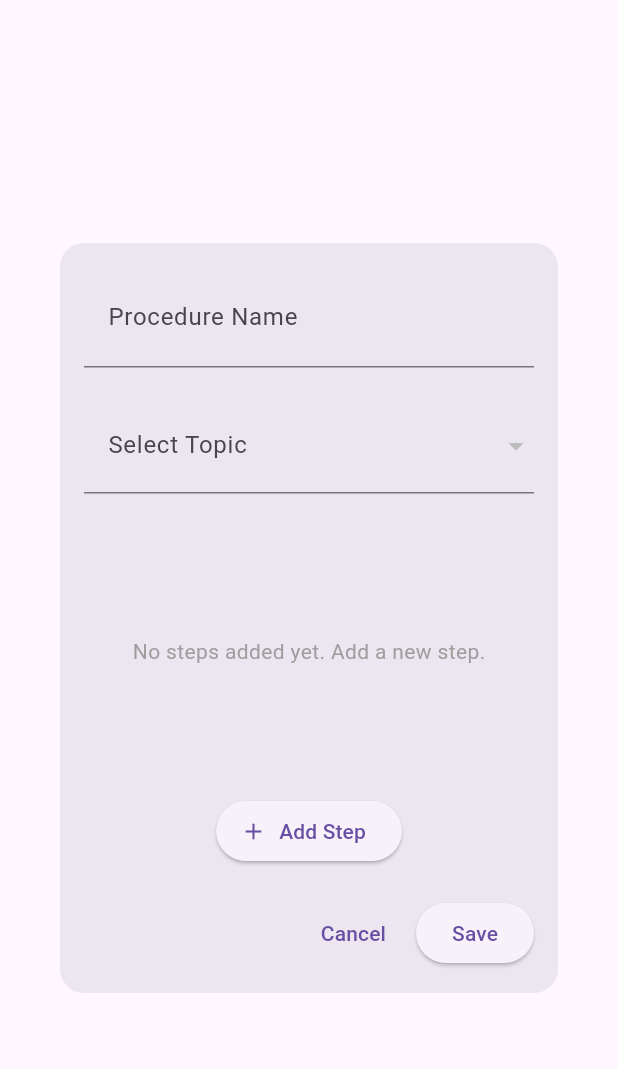
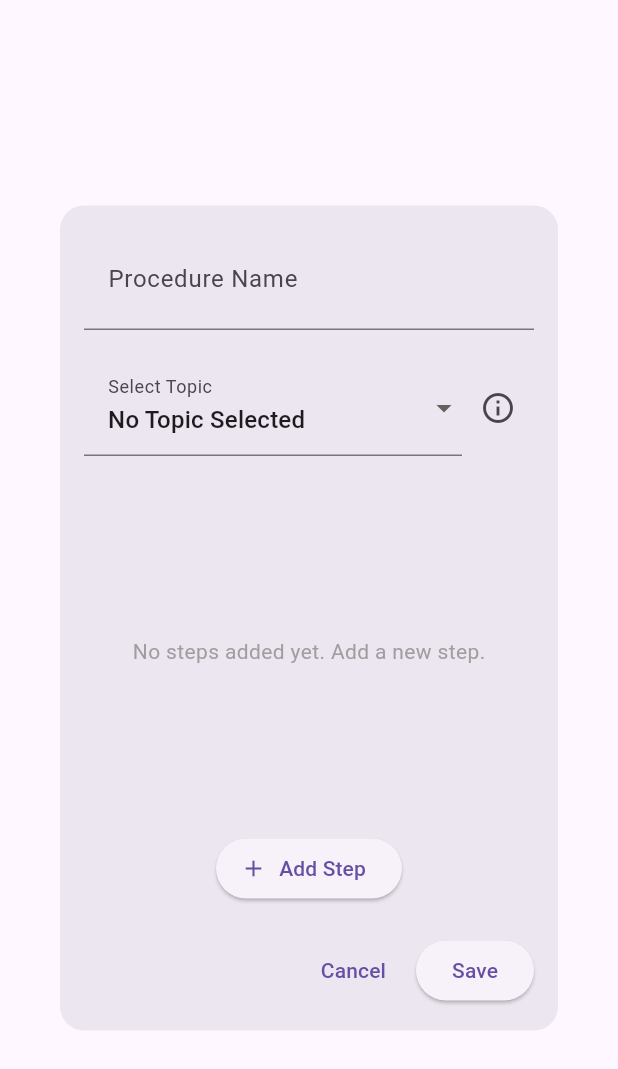
Before and after one commit to isheikh8492/MIFtek_Assist, a Flutter app: the AddProcedureDialog widget shown alone on an empty page, opened directly with empty values, on a phone screen of 412 x 824 dp. Shown: the top 1069 px of the screen. Run offline on Flutter 3.47's test engine with Material 3 defaults, Android fonts, the phone set to English and light mode, and no system bars.

Commit message:
add new procedure + with topic allocation

```diff
--- a/lib/models/precudure.dart
+++ b/lib/models/precudure.dart
@@ -3,12 +3,12 @@ class Procedure {
   int id;
   String title;
   List<String> steps;
-  int topicId; // Add the Topic reference
+  int? topicId; // Add the Topic reference
 
   Procedure({
     required this.title,
     required this.steps,
-    required this.topicId, // Require the topic when initializing
+    this.topicId, // Require the topic when initializing
   }) : id = _nextId++;
 
   factory Procedure.fromJson(Map<String, dynamic> json) {
--- a/lib/widgets/add_precedure_dialog.dart
+++ b/lib/widgets/add_precedure_dialog.dart
@@ -2,13 +2,12 @@ import 'package:flutter/material.dart';
 import '../models/topic.dart';
 
 class AddProcedureDialog extends StatefulWidget {
-  final Function(String, List<String>, Topic)
-      onSave; // Add Topic to onSave callback
+  final Function(String, List<String>, Topic?) onSave; // Topic is optional
   final List<Topic> availableTopics; // Pass the available topics
 
   const AddProcedureDialog({
     required this.onSave,
-    required this.availableTopics, // Include topics list
+    required this.availableTopics,
     super.key,
   });
 
@@ -19,15 +18,14 @@ class AddProcedureDialog extends StatefulWidget {
 class _AddProcedureDialogState extends State<AddProcedureDialog> {
   final TextEditingController _titleController = TextEditingController();
   final List<TextEditingController> _stepControllers = [];
-  Topic? _selectedTopic; // To store the selected topic
+  Topic?
+      _selectedTopic; // To store the selected topic, null indicates no topic selected
 
   @override
   void initState() {
     super.initState();
-    // Pre-select the first topic if any are available
-    if (widget.availableTopics.isNotEmpty) {
-      _selectedTopic = widget.availableTopics.first;
-    }
+    // Pre-select a blank option by setting _selectedTopic to null
+    _selectedTopic = null;
   }
 
   @override
@@ -47,7 +45,8 @@ class _AddProcedureDialogState extends State<AddProcedureDialog> {
       ),
       child: SizedBox(
         width: 400, // Fixed width
-        height: 500, // Fixed height
+        height:
+            550, // Increased height to accommodate the info icon and dropdown
         child: Padding(
           padding: const EdgeInsets.all(16.0),
           child: Column(
@@ -65,25 +64,65 @@ class _AddProcedureDialogState extends State<AddProcedureDialog> {
               ),
               const SizedBox(height: 20),
 
-              // Topic Dropdown
-              DropdownButtonFormField<Topic>(
+              // Topic Dropdown with Info Icon
+              Row(
+                children: [
+                  Expanded(
+                    child: DropdownButtonFormField<Topic>(
                       decoration: const InputDecoration(
                         labelText: 'Select Topic',
-                  contentPadding:
-                      EdgeInsets.symmetric(vertical: 12.0, horizontal: 16.0),
+                        contentPadding: EdgeInsets.symmetric(
+                            vertical: 12.0, horizontal: 16.0),
                       ),
-                value: _selectedTopic,
+                      value:
+                          _selectedTopic, // This allows null for no topic selection
                       onChanged: (Topic? newValue) {
                         setState(() {
                           _selectedTopic = newValue;
                         });
                       },
-                items: widget.availableTopics.map((Topic topic) {
+                      items: [
+                        DropdownMenuItem<Topic>(
+                          value: null, // Null indicates no topic selected
+                          child: const Text('No Topic Selected'),
+                        ),
+                        ...widget.availableTopics.map((Topic topic) {
                           return DropdownMenuItem<Topic>(
                             value: topic,
                             child: Text(topic.title),
                           );
                         }).toList(),
+                      ],
+                    ),
+                  ),
+                  IconButton(
+                    icon: const Icon(Icons.info_outline),
+                    tooltip: 'Selecting a topic will add the procedure to both "My Procedures" and the selected topic.\n'
+                        'If no topic is selected, the procedure will only appear in "My Procedures".',
+                    onPressed: () {
+                      showDialog(
+                        context: context,
+                        builder: (BuildContext context) {
+                          return AlertDialog(
+                            title: const Text('Topic Selection Info'),
+                            content: const Text(
+                              'Selecting a topic will add the procedure to both "My Procedures" and the selected topic.\n'
+                              'If no topic is selected, the procedure will only appear in "My Procedures".',
+                            ),
+                            actions: [
+                              TextButton(
+                                onPressed: () {
+                                  Navigator.of(context).pop();
+                                },
+                                child: const Text('OK'),
+                              ),
+                            ],
+                          );
+                        },
+                      );
+                    },
+                  ),
+                ],
               ),
               const SizedBox(height: 20),
 
@@ -170,17 +209,14 @@ class _AddProcedureDialogState extends State<AddProcedureDialog> {
                   const SizedBox(width: 8),
                   ElevatedButton(
                     onPressed: () {
-                      // Ensure a topic is selected before saving
-                      if (_selectedTopic != null) {
                       widget.onSave(
                         _titleController.text,
                         _stepControllers
                             .map((controller) => controller.text)
                             .toList(),
-                          _selectedTopic!, // Pass the selected topic
+                        _selectedTopic, // Pass the selected topic, which can be null
                       );
                       Navigator.of(context).pop(); // Close the dialog
-                      }
                     },
                     child: const Text('Save'),
                   ),
```
Also changed, not shown: lib/screens/main_page.dart (+14 -5 lines). Lines whose indentation alone changed are shown as unchanged.
